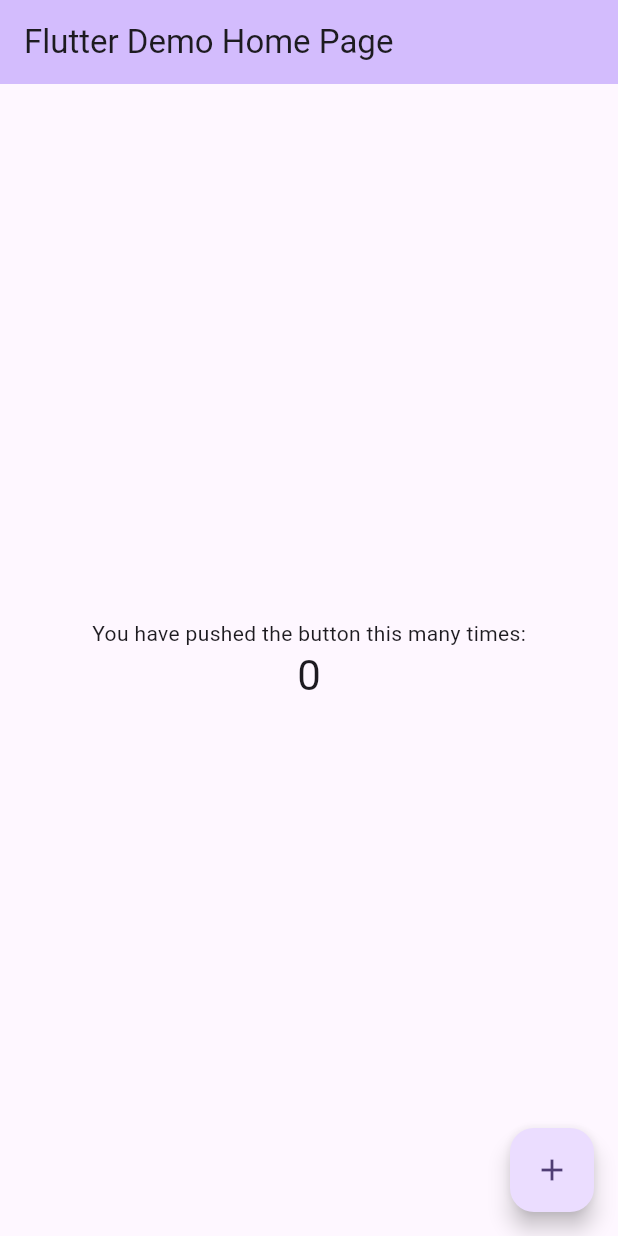
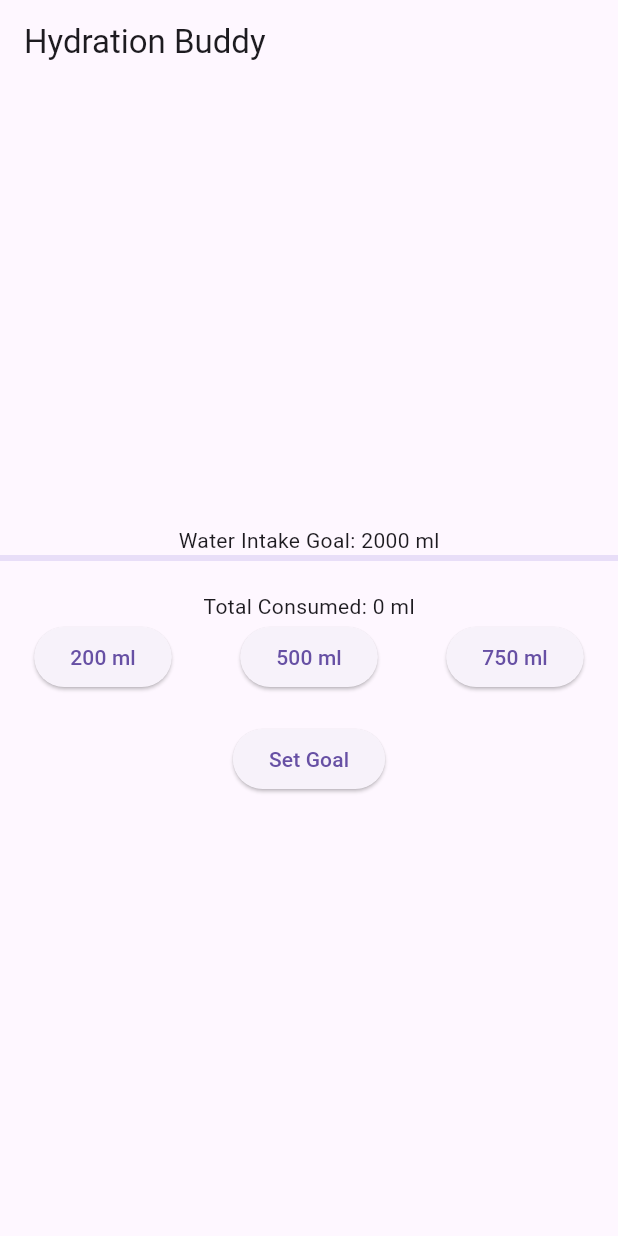
Before and after one commit to the-user-created/hydrationbuddy, a Flutter app: the screen it shows after launch, on a phone screen of 412 x 824 dp. Run offline on Flutter 3.47's test engine with Material 3 defaults, Android fonts, the phone set to English and light mode, and no system bars; our stand-ins replace shared_preferences.

Commit message:
Basic app

```diff
--- /dev/null
+++ b/devtools_options.yaml
@@ -0,0 +1,3 @@
+description: This file stores settings for Dart & Flutter DevTools.
+documentation: https://docs.flutter.dev/tools/devtools/extensions#configure-extension-enablement-states
+extensions:
--- a/lib/main.dart
+++ b/lib/main.dart
@@ -1,125 +1,95 @@
 import 'package:flutter/material.dart';
+import 'package:provider/provider.dart';
+import 'package:hydrationbuddy/providers/hydration_provider.dart';
 
 void main() {
-  runApp(const MyApp());
+  runApp(MyApp());
 }
 
 class MyApp extends StatelessWidget {
-  const MyApp({super.key});
-
-  // This widget is the root of your application.
   @override
   Widget build(BuildContext context) {
-    return MaterialApp(
-      title: 'Flutter Demo',
+    return ChangeNotifierProvider(
+      create: (_) => HydrationProvider(),
+      child: MaterialApp(
+        title: 'Hydration Buddy',
         theme: ThemeData(
-        // This is the theme of your application.
-        //
-        // TRY THIS: Try running your application with "flutter run". You'll see
-        // the application has a purple toolbar. Then, without quitting the app,
-        // try changing the seedColor in the colorScheme below to Colors.green
-        // and then invoke "hot reload" (save your changes or press the "hot
-        // reload" button in a Flutter-supported IDE, or press "r" if you used
-        // the command line to start the app).
-        //
-        // Notice that the counter didn't reset back to zero; the application
-        // state is not lost during the reload. To reset the state, use hot
-        // restart instead.
-        //
-        // This works for code too, not just values: Most code changes can be
-        // tested with just a hot reload.
-        colorScheme: ColorScheme.fromSeed(seedColor: Colors.deepPurple),
-        useMaterial3: true,
+          primarySwatch: Colors.blue,
         ),
-      home: const MyHomePage(title: 'Flutter Demo Home Page'),
+        home: HomePage(),
+      ),
     );
   }
 }
 
-class MyHomePage extends StatefulWidget {
-  const MyHomePage({super.key, required this.title});
-
-  // This widget is the home page of your application. It is stateful, meaning
-  // that it has a State object (defined below) that contains fields that affect
-  // how it looks.
-
-  // This class is the configuration for the state. It holds the values (in this
-  // case the title) provided by the parent (in this case the App widget) and
-  // used by the build method of the State. Fields in a Widget subclass are
-  // always marked "final".
-
-  final String title;
-
-  @override
-  State<MyHomePage> createState() => _MyHomePageState();
-}
-
-class _MyHomePageState extends State<MyHomePage> {
-  int _counter = 0;
-
-  void _incrementCounter() {
-    setState(() {
-      // This call to setState tells the Flutter framework that something has
-      // changed in this State, which causes it to rerun the build method below
-      // so that the display can reflect the updated values. If we changed
-      // _counter without calling setState(), then the build method would not be
-      // called again, and so nothing would appear to happen.
-      _counter++;
-    });
-  }
-
+class HomePage extends StatelessWidget {
   @override
   Widget build(BuildContext context) {
-    // This method is rerun every time setState is called, for instance as done
-    // by the _incrementCounter method above.
-    //
-    // The Flutter framework has been optimized to make rerunning build methods
-    // fast, so that you can just rebuild anything that needs updating rather
-    // than having to individually change instances of widgets.
+    final hydrationProvider = Provider.of<HydrationProvider>(context);
     return Scaffold(
       appBar: AppBar(
-        // TRY THIS: Try changing the color here to a specific color (to
-        // Colors.amber, perhaps?) and trigger a hot reload to see the AppBar
-        // change color while the other colors stay the same.
-        backgroundColor: Theme.of(context).colorScheme.inversePrimary,
-        // Here we take the value from the MyHomePage object that was created by
-        // the App.build method, and use it to set our appbar title.
-        title: Text(widget.title),
+        title: Text('Hydration Buddy'),
       ),
-      body: Center(
-        // Center is a layout widget. It takes a single child and positions it
-        // in the middle of the parent.
-        child: Column(
-          // Column is also a layout widget. It takes a list of children and
-          // arranges them vertically. By default, it sizes itself to fit its
-          // children horizontally, and tries to be as tall as its parent.
-          //
-          // Column has various properties to control how it sizes itself and
-          // how it positions its children. Here we use mainAxisAlignment to
-          // center the children vertically; the main axis here is the vertical
-          // axis because Columns are vertical (the cross axis would be
-          // horizontal).
-          //
-          // TRY THIS: Invoke "debug painting" (choose the "Toggle Debug Paint"
-          // action in the IDE, or press "p" in the console), to see the
-          // wireframe for each widget.
+      body: Column(
         mainAxisAlignment: MainAxisAlignment.center,
-          children: <Widget>[
-            const Text(
-              'You have pushed the button this many times:',
+        children: [
+          Text('Water Intake Goal: ${hydrationProvider.dailyGoal} ml'),
+          LinearProgressIndicator(
+            value: hydrationProvider.progress,
           ),
-            Text(
-              '$_counter',
-              style: Theme.of(context).textTheme.headlineMedium,
+          SizedBox(height: 20),
+          Text('Total Consumed: ${hydrationProvider.totalConsumed} ml'),
+          Row(
+            mainAxisAlignment: MainAxisAlignment.spaceAround,
+            children: [
+              ElevatedButton(
+                onPressed: () => hydrationProvider.addWater(200),
+                child: Text('200 ml'),
+              ),
+              ElevatedButton(
+                onPressed: () => hydrationProvider.addWater(500),
+                child: Text('500 ml'),
+              ),
+              ElevatedButton(
+                onPressed: () => hydrationProvider.addWater(750),
+                child: Text('750 ml'),
               ),
             ],
           ),
+          SizedBox(height: 20),
+          ElevatedButton(
+            onPressed: () => _setGoal(context, hydrationProvider),
+            child: Text('Set Goal'),
           ),
-      floatingActionButton: FloatingActionButton(
-        onPressed: _incrementCounter,
-        tooltip: 'Increment',
-        child: const Icon(Icons.add),
-      ), // This trailing comma makes auto-formatting nicer for build methods.
+        ],
+      ),
+    );
+  }
+
+  void _setGoal(BuildContext context, HydrationProvider hydrationProvider) {
+    showDialog(
+      context: context,
+      builder: (BuildContext context) {
+        TextEditingController goalController = TextEditingController();
+        return AlertDialog(
+          title: Text('Set Daily Goal'),
+          content: TextField(
+            controller: goalController,
+            keyboardType: TextInputType.number,
+            decoration: InputDecoration(labelText: 'Enter goal in ml'),
+          ),
+          actions: [
+            TextButton(
+              child: Text('Set'),
+              onPressed: () {
+                int goal = int.parse(goalController.text);
+                hydrationProvider.setGoal(goal);
+                Navigator.of(context).pop();
+              },
+            ),
+          ],
+        );
+      },
     );
   }
 }
--- /dev/null
+++ b/lib/providers/hydration_provider.dart
@@ -0,0 +1,41 @@
+import 'package:flutter/material.dart';
+import 'package:shared_preferences/shared_preferences.dart';
+
+class HydrationProvider with ChangeNotifier {
+  int _dailyGoal = 2000;
+  int _totalConsumed = 0;
+
+  int get dailyGoal => _dailyGoal;
+  int get totalConsumed => _totalConsumed;
+
+  double get progress => _totalConsumed / _dailyGoal;
+
+  HydrationProvider() {
+    _loadPreferences();
+  }
+
+  void _loadPreferences() async {
+    SharedPreferences prefs = await SharedPreferences.getInstance();
+    _dailyGoal = prefs.getInt('dailyGoal') ?? 2000;
+    _totalConsumed = prefs.getInt('totalConsumed') ?? 0;
+    notifyListeners();
+  }
+
+  void _savePreferences() async {
+    SharedPreferences prefs = await SharedPreferences.getInstance();
+    prefs.setInt('dailyGoal', _dailyGoal);
+    prefs.setInt('totalConsumed', _totalConsumed);
+  }
+
+  void addWater(int amount) {
+    _totalConsumed += amount;
+    _savePreferences();
+    notifyListeners();
+  }
+
+  void setGoal(int goal) {
+    _dailyGoal = goal;
+    _savePreferences();
+    notifyListeners();
+  }
+}
--- a/pubspec.yaml
+++ b/pubspec.yaml
@@ -35,6 +35,8 @@ dependencies:
   # The following adds the Cupertino Icons font to your application.
   # Use with the CupertinoIcons class for iOS style icons.
   cupertino_icons: ^1.0.8
+  provider: ^6.0.0
+  shared_preferences: ^2.0.15
 
 dev_dependencies:
   flutter_test:
```
Also changed, not shown: 1 other file. Lines whose indentation alone changed are shown as unchanged.
